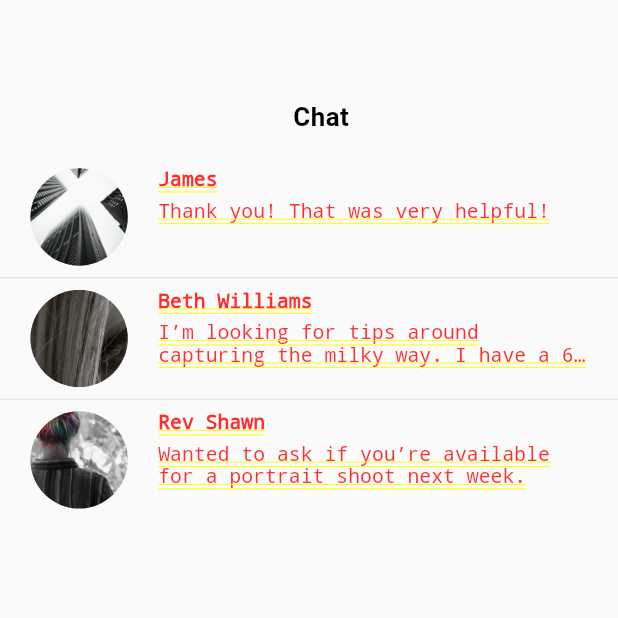
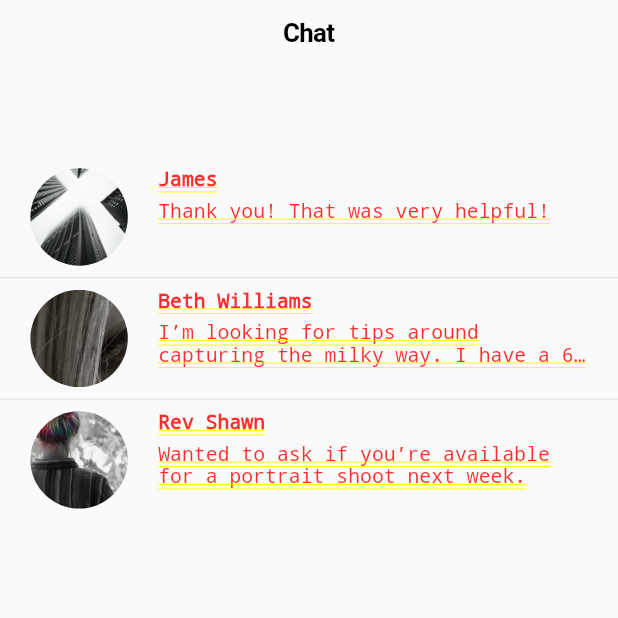
Before and after one commit to Devlonoah/Photos, a Flutter app: the ChatPageBody screen opened directly, on a phone screen of 412 x 824 dp, the top half of it. Run offline on Flutter 3.47's test engine with Material 2 defaults, Android fonts, the phone set to English and light mode, and no system bars; our stand-ins replace bloc, flutter_bloc, flutter_screenutil.

```diff
--- a/lib/page/chat/chat.dart
+++ b/lib/page/chat/chat.dart
@@ -42,11 +42,11 @@ class ChatPageBody extends StatelessWidget {
   CupertinoSliverNavigationBar _navBar() {
     return CupertinoSliverNavigationBar(
       automaticallyImplyLeading: false,
-      largeTitle: Center(
-          child: Text(
+      middle: Text(
         'Chat',
         style: TextStyle(fontSize: 17.sp),
-      )),
+      ),
+      largeTitle: Text(''),
     );
   }
 }
```
Also changed, not shown: 17 other files.
